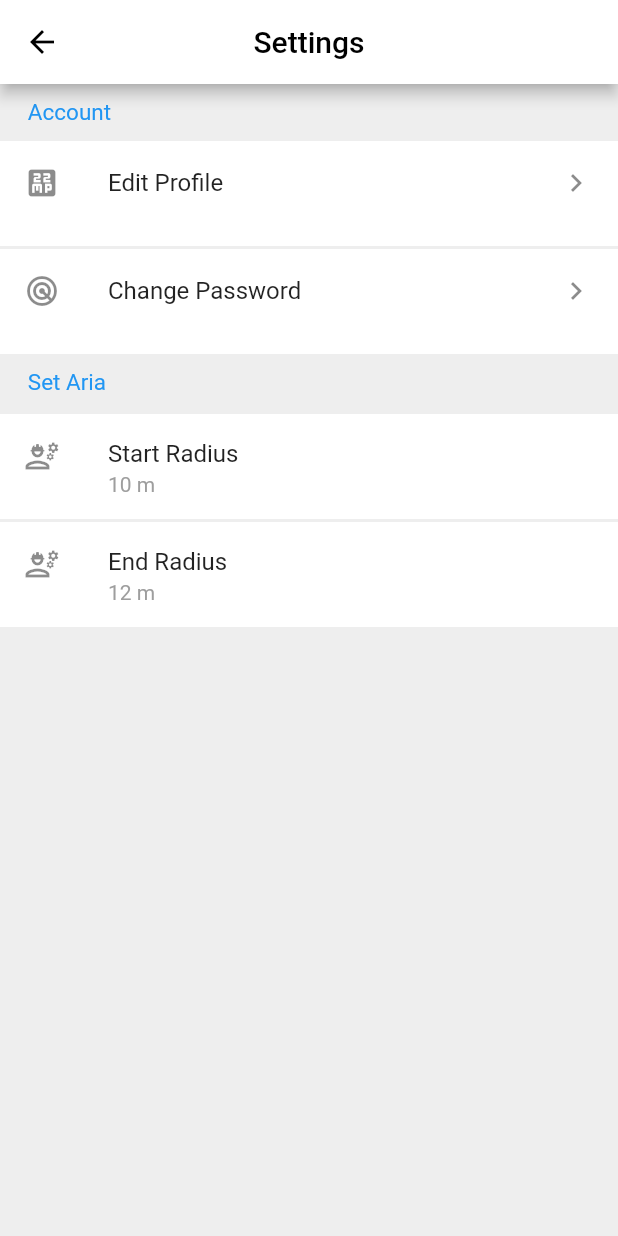
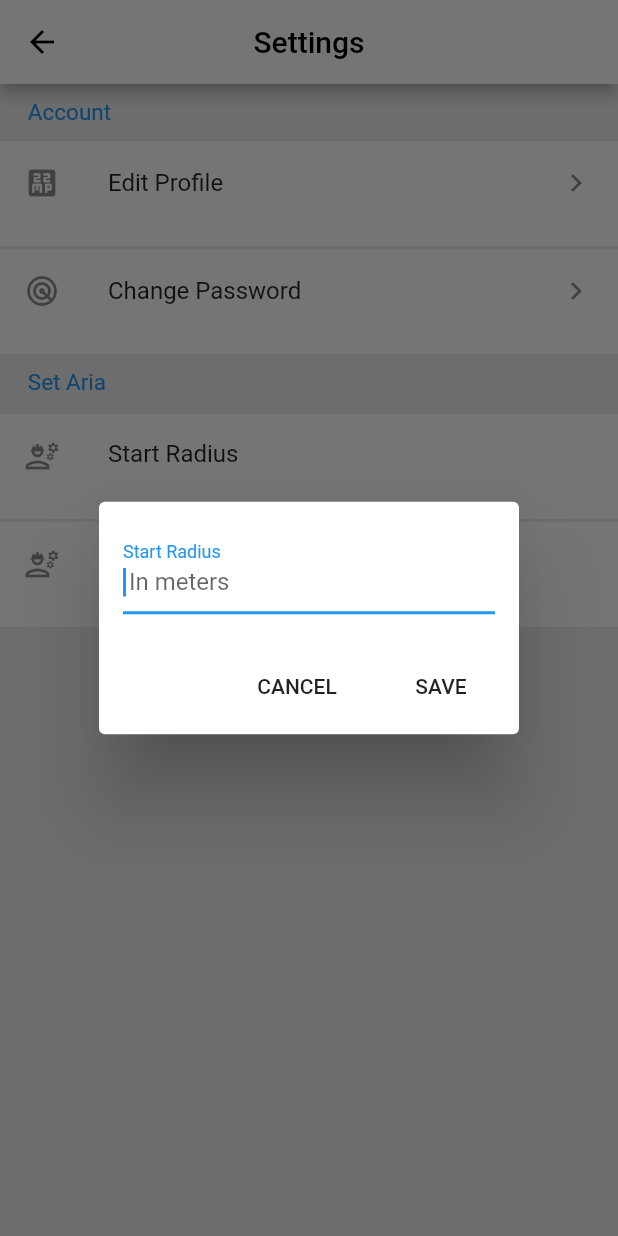
Before and after one commit to TimotinM/BDAS, a Flutter app: the Options screen opened directly, after a tap on "Start Radius", on a phone screen of 412 x 824 dp. Run offline on Flutter 3.47's test engine with Material 2 defaults, Android fonts, the phone set to English and light mode, and no system bars; our stand-ins replace geolocator, google_maps_flutter; missing offline and left inert: flutter_polyline_points.

Commit message:
AlertDialog CreateProfile.dart and Options.dart

```diff
--- a/lib/ChangePassword.dart
+++ b/lib/ChangePassword.dart
@@ -79,10 +79,7 @@ class _ChangePassword extends State<ChangePassword> {
           if(_formKey.currentState.validate())
           {
             return Navigator
-                .pop(context);;
-          }else
-          {
-            print("Unsuccessful");
+                .pop(context);
           }
         },
         child: Text("Save",
--- a/lib/Options.dart
+++ b/lib/Options.dart
@@ -10,8 +10,47 @@ class Options extends StatefulWidget {
 }
 
 class _Options extends State<Options>{
-  int sRadius = 10;
-  int eRadius = 12;
+  TextEditingController _startRadiusController = TextEditingController();
+  TextEditingController _endRadiusController = TextEditingController();
+
+  int startRadius = 50;
+  int endRadius = 50;
+
+  _showDialog(TextEditingController controller, String text) async {
+
+    await showDialog<String>(
+      context: context,
+      child: new AlertDialog(
+        contentPadding: const EdgeInsets.all(16.0),
+        content: new Row(
+          children: <Widget>[
+            new Expanded(
+              child: new TextFormField(
+                keyboardType: TextInputType.number,
+                autofocus: true,
+                controller: controller,
+                decoration: new InputDecoration(labelText: text , hintText: " In meters"),
+              ),
+            )
+          ],
+        ),
+        actions: <Widget>[
+          new FlatButton(
+              child: const Text('CANCEL'),
+              onPressed: () {
+                Navigator.pop(context);
+              }),
+          new FlatButton(
+              child: const Text('SAVE'),
+              onPressed: () {
+                setState(() {});
+                Navigator.pop(context);
+              })
+        ],
+      ),
+    );
+  }
+
   @override
   Widget build(BuildContext context){
       final ariaSet = Text(
@@ -36,11 +75,13 @@ class _Options extends State<Options>{
         child: ListTile(
           title: Text("Start Radius"),
           subtitle: Text(
-              sRadius.toString() + ' m' ,
+              _startRadiusController.text,
               style: TextStyle(color: Colors.grey),
           ),
           leading: Icon(IconData(61474, fontFamily: 'MaterialIcons')),
-          onTap: () => print(sRadius),
+          onTap: () {
+            _showDialog(_startRadiusController, "Start Radius");
+          }
       ),
       );
 
@@ -50,12 +91,14 @@ class _Options extends State<Options>{
         child: ListTile(
           title: Text("End Radius"),
           subtitle: Text(
-            eRadius.toString() + ' m',
+            _endRadiusController.text,
             style: TextStyle(color: Colors.grey),
           ),
           leading: Icon(IconData(61474, fontFamily: 'MaterialIcons')),
 
-          onTap: () => print(eRadius),
+          onTap: (){
+            _showDialog(_endRadiusController, "End Radius");
+          },
         ),
       );
 
--- a/lib/main.dart
+++ b/lib/main.dart
@@ -1,4 +1,5 @@
 import 'package:flutter/material.dart';
+import 'package:untitled/CreateProfile.dart';
 //import 'package:untitled/CreateProfile.dart';
 import 'package:untitled/EditProfile.dart';
 import 'package:untitled/MapTest.dart';
@@ -20,6 +21,7 @@ class MyApp extends StatelessWidget {
           primaryColor: Colors.black,
           canvasColor: Colors.transparent,
         ),
-        home: MapView());
+        home: Options()
+    );
   }
 }
```
Also changed, not shown: lib/CreateProfile.dart (+37 -10 lines).
